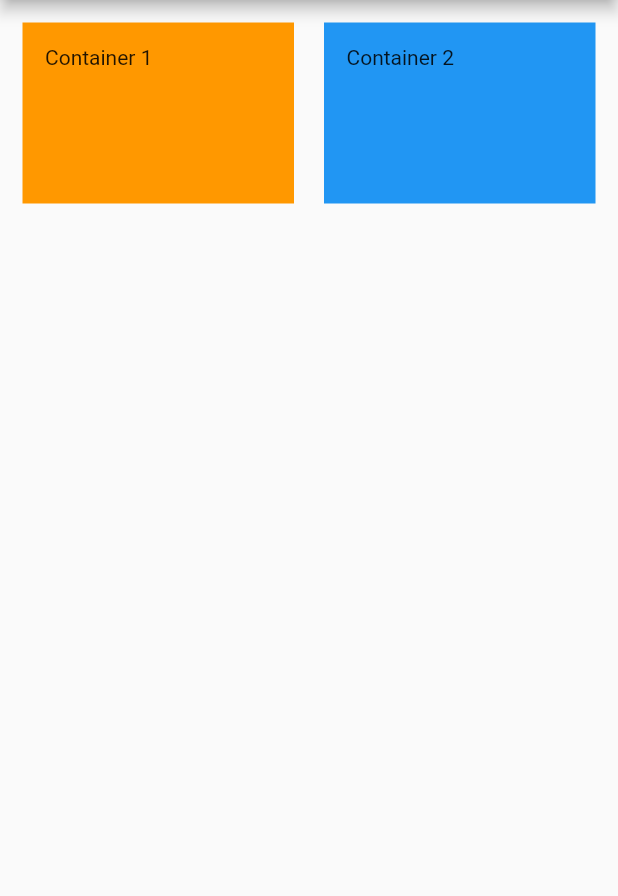
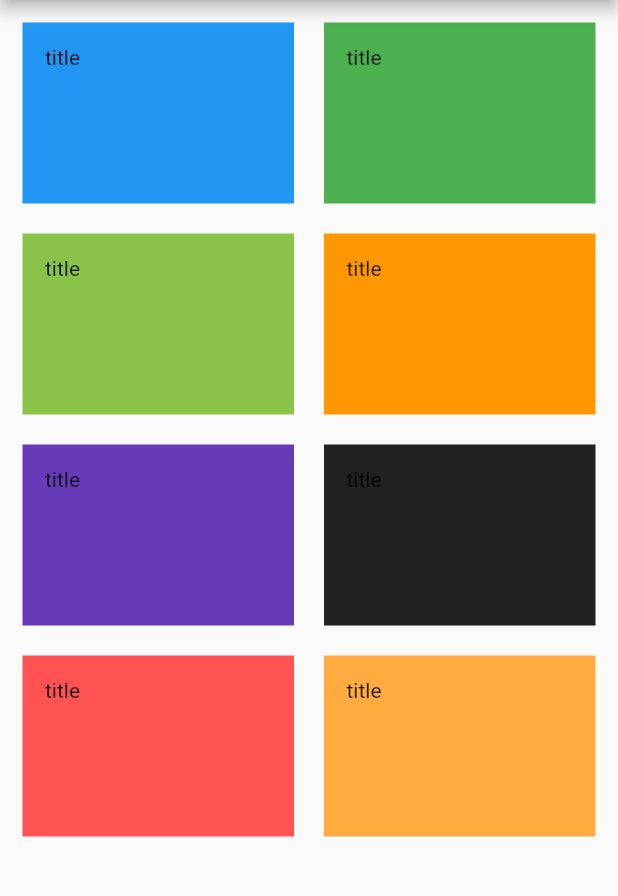
Before and after one commit to Devsaci/grid_view_linear_gradient, a Flutter app: the screen it shows after launch, on a phone screen of 412 x 824 dp, the part 84-980 px from its top. Run offline on Flutter 3.47's test engine with Material 2 defaults, Android fonts, the phone set to English and light mode, and no system bars.

Commit message:
info("title", Colors.blue),

```diff
--- a/lib/main.dart
+++ b/lib/main.dart
@@ -29,13 +29,10 @@
 }
 
 class _MyHomePageState extends State<MyHomePage> {
-
   Widget info(String title, Color color) {
-    return   Container(
+    return Container(
       padding: EdgeInsets.all(15),
-      decoration: BoxDecoration(
-          color: color
-      ),
+      decoration: BoxDecoration(color: color),
       child: Text(title),
     );
   }
@@ -50,22 +47,14 @@
         padding: EdgeInsets.all(15),
         child: GridView(
           children: [
-            Container(
-              padding: EdgeInsets.all(15),
-              decoration: BoxDecoration(
-                  color: Colors.orange
-              ),
-              child: Text("Container 1"),
-            ),
-            Container(
-              padding: EdgeInsets.all(15),
-              decoration: BoxDecoration(
-                  color: Colors.blue
-              ),
-              child: Text("Container 2"),
-            ),
-
-
+            info("title", Colors.blue),
+            info("title", Colors.green),
+            info("title", Colors.lightGreen),
+            info("title", Colors.orange),
+            info("title", Colors.deepPurple),
+            info("title", Colors.black87),
+            info("title", Colors.redAccent),
+            info("title", Colors.orangeAccent),
           ],
           gridDelegate: const SliverGridDelegateWithMaxCrossAxisExtent(
             maxCrossAxisExtent: 200,
```
